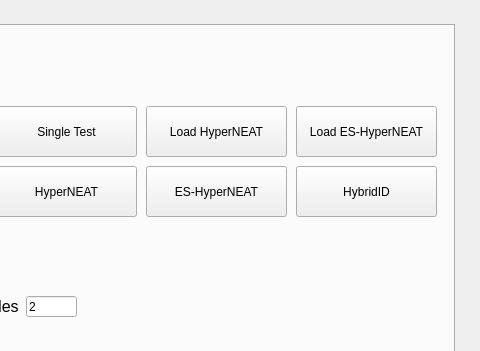
maxo98/MachineLearning_5DJV, file ML_Project/mainwindow.ui: the form before one commit; both pictures show x 606 to 1086 and y 0 to 351 of the 1086 by 922 pixel window.
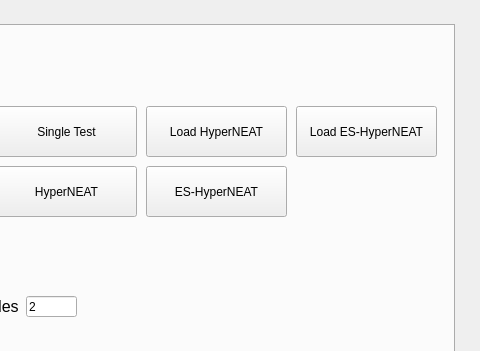
The form after the commit.

Commit message: Remove HybridID button

```diff
--- a/ML_Project/mainwindow.ui
+++ b/ML_Project/mainwindow.ui
@@ -566,19 +566,6 @@
        <string>Load ES-HyperNEAT</string>
       </property>
      </widget>
-     <widget class="QPushButton" name="pushButton_hybridId">
-      <property name="geometry">
-       <rect>
-        <x>880</x>
-        <y>140</y>
-        <width>141</width>
-        <height>51</height>
-       </rect>
-      </property>
-      <property name="text">
-       <string>HybridID</string>
-      </property>
-     </widget>
      <widget class="QPushButton" name="pushButton_color">
       <property name="geometry">
        <rect>
```
The commit also changes 1 other file.
